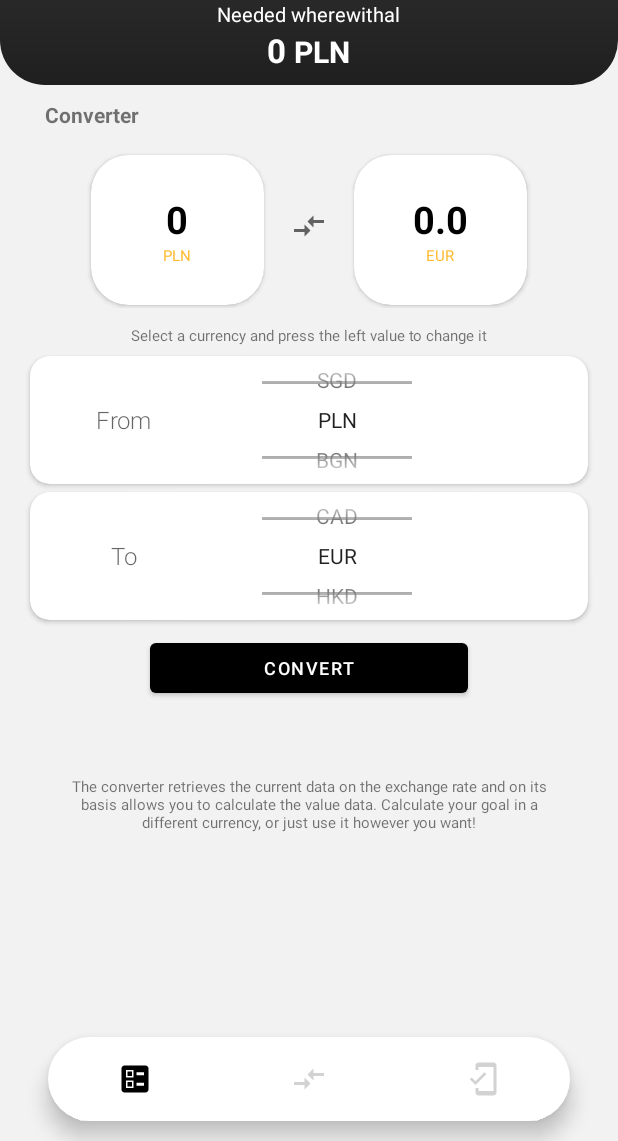
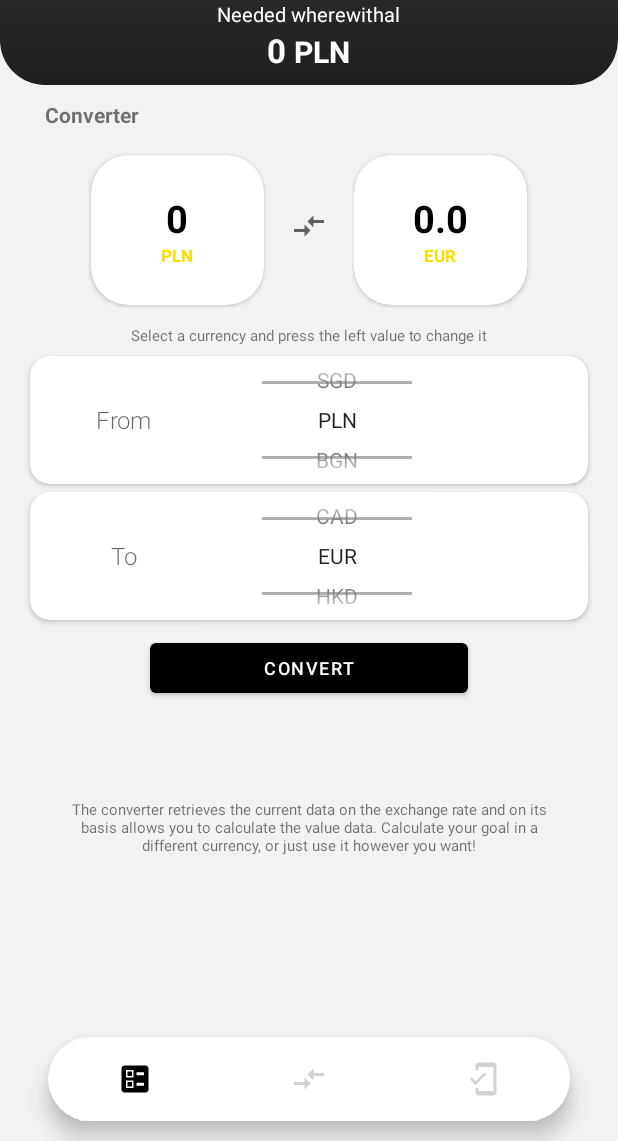
Before and after one commit to Colderz/Expenotes, an Android app: the ConverterFragment screen opened through its navigation route, on a phone screen of 412 x 824 dp, the part 95-1236 px from its top. Run offline under Robolectric (Android 15) with nearby library versions, the light colour scheme and no system bars; our stand-ins replace Dagger/Hilt's generated code, Room's generated code, navigation-ui; libraries missing offline, so code that uses them is left out: androidx.hilt.lifecycle; pictures from the network do not load; 2 statements that could not run were skipped.

Commit message:
Change the type of text entered in dialogs

```diff
--- a/app/src/main/java/pakiet/arkadiuszzimny/expenotes_v1/ui/fragments/ConverterFragment.kt
+++ b/app/src/main/java/pakiet/arkadiuszzimny/expenotes_v1/ui/fragments/ConverterFragment.kt
@@ -71,7 +71,7 @@ class ConverterFragment : Fragment() {
                 tvFromCurrency.text.toString(),
                 tvToCurrency.text.toString(),
             )
-            if(tvAmountRight.text.toString().substring(0,1).equals("U")) {
+            if (tvAmountRight.text.toString().substring(0, 1).equals("U")) {
                 tvAmountRight.textSize = resources.getDimension(R.dimen.font_small)
             }
         }
@@ -112,7 +112,7 @@ class ConverterFragment : Fragment() {
                     tvFromCurrency.text.toString(),
                     tvToCurrency.text.toString(),
 
-                )
+                    )
             }
         })
 
@@ -126,7 +126,7 @@ class ConverterFragment : Fragment() {
             viewModel.ENTERAMOUNT_FRAGMENT -> if (resultCode == Activity.RESULT_OK) {
                 var bundle = data!!.extras
                 var resultValue = bundle!!.getString("value", "error")
-                if(resultValue.equals("")) {
+                if (resultValue.equals("")) {
                     tvAmountLeft.text = "0"
                 } else {
                     tvAmountLeft.text = resultValue
--- a/app/src/main/java/pakiet/arkadiuszzimny/expenotes_v1/ui/fragments/NewGoalDialogFragment.kt
+++ b/app/src/main/java/pakiet/arkadiuszzimny/expenotes_v1/ui/fragments/NewGoalDialogFragment.kt
@@ -3,6 +3,7 @@ package pakiet.arkadiuszzimny.expenotes_v1.ui.fragments
 import android.app.Activity
 import android.content.Intent
 import android.os.Bundle
+import android.text.InputType
 import android.view.LayoutInflater
 import android.view.View
 import android.view.ViewGroup
--- a/app/src/main/res/layout/dialog_layout.xml
+++ b/app/src/main/res/layout/dialog_layout.xml
@@ -59,7 +59,7 @@
                         android:id="@+id/etFrom"
                         android:layout_width="match_parent"
                         android:layout_height="match_parent"
-                        android:inputType="numberPassword"
+                        android:inputType="number"
                         android:maxLength="4"
                         android:background="@android:color/white"
                         app:hintTextAppearance="@android:color/black"
--- a/app/src/main/res/layout/editdep_layout.xml
+++ b/app/src/main/res/layout/editdep_layout.xml
@@ -58,7 +58,7 @@
                         android:layout_marginVertical="4dp"
                         android:background="@android:color/white"
                         android:gravity="center"
-                        android:inputType="numberPassword"
+                        android:inputType="numberDecimal"
                         android:maxLength="4"
                         android:textColorHint="@android:color/black"
                         app:hintTextAppearance="@android:color/black"
--- a/app/src/main/res/layout/fragment_conv.xml
+++ b/app/src/main/res/layout/fragment_conv.xml
@@ -59,8 +59,9 @@
                     android:layout_height="wrap_content"
                     android:gravity="center"
                     android:text="PLN"
-                    android:textColor="@android:color/holo_orange_light"
-                    android:textSize="10sp" />
+                    android:textColor="@color/colorSecond"
+                    android:textSize="11sp"
+                    android:textStyle="bold"/>
             </LinearLayout>
         </androidx.cardview.widget.CardView>
 
@@ -105,8 +106,9 @@
                     android:layout_height="wrap_content"
                     android:gravity="center"
                     android:text="EUR"
-                    android:textColor="@android:color/holo_orange_light"
-                    android:textSize="10sp" />
+                    android:textColor="@color/colorSecond"
+                    android:textSize="11sp"
+                    android:textStyle="bold" />
             </LinearLayout>
         </androidx.cardview.widget.CardView>
     </LinearLayout>
@@ -222,7 +224,7 @@
         android:layout_height="wrap_content"
         android:layout_gravity="center_horizontal"
         android:layout_marginHorizontal="40dp"
-        android:layout_marginTop="40dp"
+        android:layout_marginTop="55dp"
         android:gravity="center"
         android:text="@string/convInfo"
         android:textSize="10sp" />
--- a/app/src/main/res/layout/fragment_plans.xml
+++ b/app/src/main/res/layout/fragment_plans.xml
@@ -334,7 +334,6 @@
                     <LinearLayout
                         android:layout_width="8dp"
                         android:layout_height="match_parent"
-
                         android:foreground="@color/colorSecond" />
 
                 </LinearLayout>
--- a/app/src/main/res/layout/goal_layout.xml
+++ b/app/src/main/res/layout/goal_layout.xml
@@ -66,7 +66,7 @@
                         android:layout_marginVertical="4dp"
                         android:background="@android:color/white"
                         android:gravity="center"
-                        android:inputType="numberPassword"
+                        android:inputType="number"
                         android:maxLength="4"
                         android:textColorHint="@android:color/black"
                         app:hintTextAppearance="@android:color/black"
```
